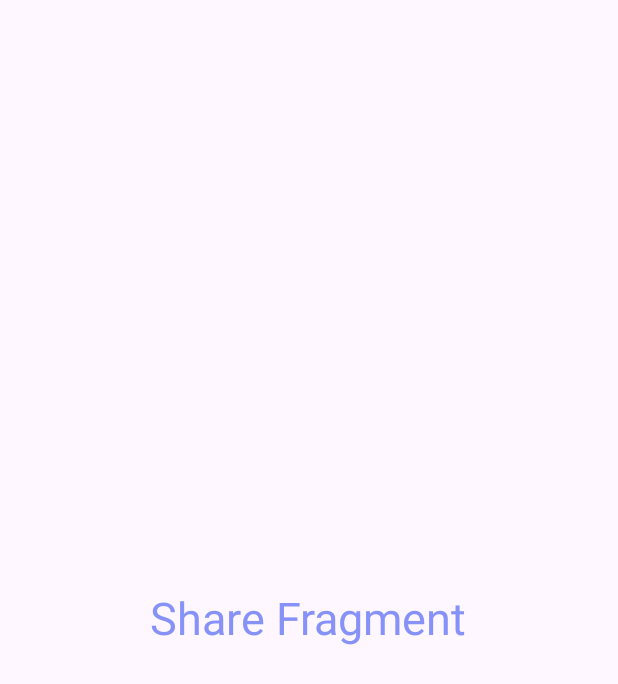
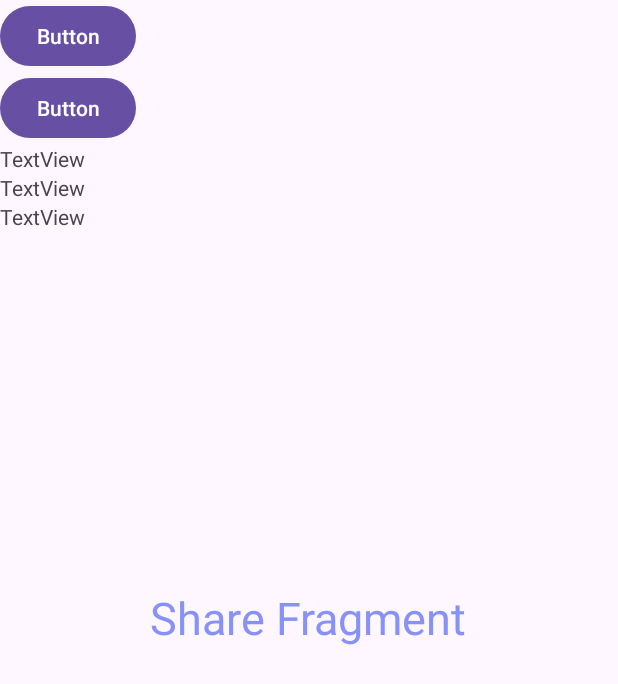
Before and after one commit to bdelong41/animated-octo-giggle, an Android app: the layout fragment_share.xml on its own in the app's theme, with its tools: preview values and no code run, on a phone screen of 412 x 824 dp. Shown: the top 684 px of the screen. Run offline under Robolectric (Android 15) with nearby library versions, the phone set to English and light mode, and no system bars.

Commit message:
added buttons

```diff
--- a/app/src/main/java/com/Inventory/inventorytracker/SettingsFragment.java
+++ b/app/src/main/java/com/Inventory/inventorytracker/SettingsFragment.java
@@ -18,6 +18,7 @@ import android.widget.TextView;
 import com.Inventory.inventorytracker.DataBase.DBHandler;
 import com.Inventory.inventorytracker.model.Box;
 import com.Inventory.inventorytracker.model.ScannedItem;
+import com.google.android.material.floatingactionbutton.FloatingActionButton;
 
 import java.util.ArrayList;
 import java.util.List;
@@ -56,6 +57,8 @@ public class SettingsFragment extends ListFragment {
     private ScannedItem scannedItem;
     private Box currentBox;
 
+    private FloatingActionButton addFab;
+
     public SettingsFragment() {
         // Required empty public constructor
     }
@@ -92,6 +95,8 @@ public class SettingsFragment extends ListFragment {
                              Bundle savedInstanceState) {
         // Inflate the layout for this fragment
         RelativeLayout ll = (RelativeLayout) inflater.inflate(R.layout.fragment_settings, container, false);
+        addFab = ll.findViewById(R.id.add);
+
         dbHandler = new DBHandler(getActivity());
         Box box = dbHandler.getData(100);
         String fruits[] = {"apple", "Bread"};
--- a/app/src/main/res/layout/fragment_settings.xml
+++ b/app/src/main/res/layout/fragment_settings.xml
@@ -11,4 +11,13 @@
     android:layout_height="match_parent"
     android:id="@android:id/list"></ListView>
 
+    <com.google.android.material.floatingactionbutton.FloatingActionButton
+        android:id="@+id/add"
+        android:layout_width="wrap_content"
+        android:layout_height="wrap_content"
+        android:layout_gravity="center|bottom"
+        android:clickable="true"
+        android:layout_margin="16dp"
+        android:src="@android:drawable/ic_input_add" />
+
 </RelativeLayout>
--- a/app/src/main/res/layout/fragment_share.xml
+++ b/app/src/main/res/layout/fragment_share.xml
@@ -15,4 +15,64 @@
         android:layout_centerInParent="true"
         android:textColor="@color/lavender"/>
 
+    <TableLayout
+        android:layout_width="match_parent"
+        android:layout_height="match_parent">
+
+        <TableRow
+            android:layout_width="match_parent"
+            android:layout_height="match_parent" >
+
+            <Button
+                android:id="@+id/button3"
+                android:layout_width="wrap_content"
+                android:layout_height="wrap_content"
+                android:text="Button" />
+        </TableRow>
+
+        <TableRow
+            android:layout_width="match_parent"
+            android:layout_height="match_parent" >
+
+            <Button
+                android:id="@+id/button4"
+                android:layout_width="wrap_content"
+                android:layout_height="wrap_content"
+                android:text="Button" />
+        </TableRow>
+
+        <TableRow
+            android:layout_width="match_parent"
+            android:layout_height="match_parent" >
+
+            <TextView
+                android:id="@+id/textView"
+                android:layout_width="wrap_content"
+                android:layout_height="wrap_content"
+                android:text="TextView" />
+        </TableRow>
+
+        <TableRow
+            android:layout_width="match_parent"
+            android:layout_height="match_parent" >
+
+            <TextView
+                android:id="@+id/textView2"
+                android:layout_width="wrap_content"
+                android:layout_height="wrap_content"
+                android:text="TextView" />
+        </TableRow>
+
+        <TableRow
+            android:layout_width="match_parent"
+            android:layout_height="match_parent" >
+
+            <TextView
+                android:id="@+id/textView3"
+                android:layout_width="wrap_content"
+                android:layout_height="wrap_content"
+                android:text="TextView" />
+        </TableRow>
+    </TableLayout>
+
 </RelativeLayout>
```
Also changed, not shown: 1 other file.
